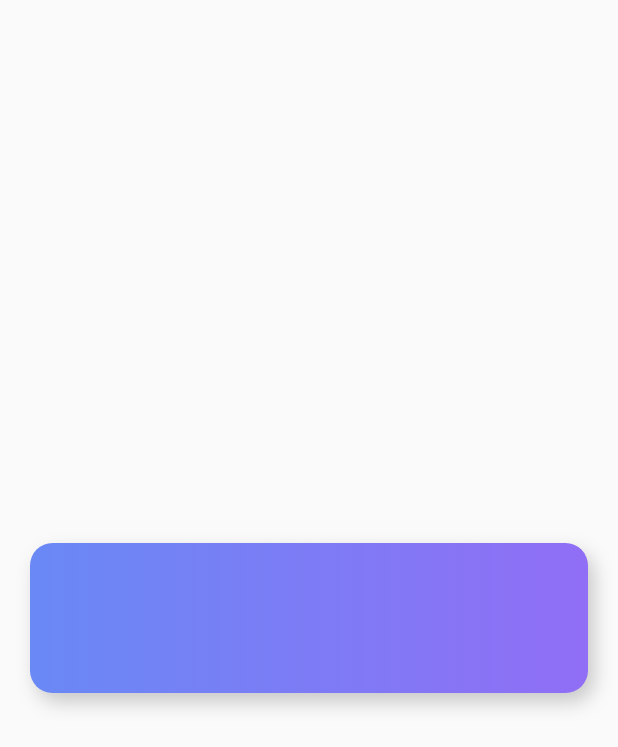
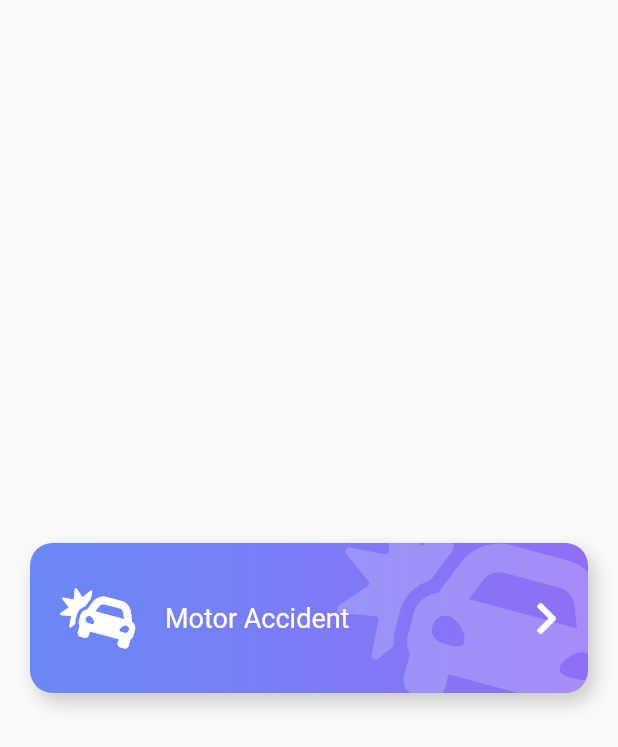
Before and after one commit to CristianX/BackgroundsCustomPainter, a Flutter app: the screen it shows after launch, on a phone screen of 412 x 824 dp. Shown: the top 747 px of the screen. Run offline on Flutter 3.47's test engine with Material 2 defaults, Android fonts, the phone set to English and light mode, and no system bars; our stand-ins replace flutter_svg, font_awesome_flutter.

Commit message:
Añadiendo información dentro del boton

```diff
--- a/lib/src/pages/emergency_page.dart
+++ b/lib/src/pages/emergency_page.dart
@@ -10,6 +10,7 @@ class EmergencyPage extends StatelessWidget {
   @override
   Widget build(BuildContext context) {
     return Scaffold(
+      // backgroundColor: Colors.red,
       body: Center(
         child: BotonGordo(),
       )
--- a/lib/src/widgets/boton_gordo.dart
+++ b/lib/src/widgets/boton_gordo.dart
@@ -1,10 +1,27 @@
 import 'package:flutter/material.dart';
+import 'package:font_awesome_flutter/font_awesome_flutter.dart';
 
 class BotonGordo extends StatelessWidget {
 
   @override
   Widget build(BuildContext context) {
-    return _BotonGordoBackground();
+    return Stack(
+      children: <Widget>[
+        _BotonGordoBackground(),
+
+        Row(
+          mainAxisAlignment: MainAxisAlignment.center,
+          children: <Widget>[
+            SizedBox( height: 140, width: 40.0 ),
+            FaIcon( FontAwesomeIcons.carCrash, color: Colors.white, size: 40.0 ),
+            SizedBox( width: 20.0 ),
+            Expanded(child: Text('Motor Accident', style: TextStyle( color: Colors.white, fontSize: 18.0 ))),
+            FaIcon( FontAwesomeIcons.chevronRight, color: Colors.white ),
+            SizedBox( width: 40 )
+          ],
+        )
+      ],
+    );
   }
 }
 
@@ -13,6 +30,21 @@ class _BotonGordoBackground extends StatelessWidget {
   @override
   Widget build(BuildContext context) {
     return Container(
+
+      // ClipRRect sirve para cortar los bordes de lo que está contenido
+      child: ClipRRect(
+        borderRadius: BorderRadius.circular(15),
+        child: Stack(
+          children: <Widget>[
+            Positioned(
+              right: -20.0,
+              top: -20.0,
+              child: FaIcon( FontAwesomeIcons.carCrash, size: 150.0, color: Colors.white.withOpacity(0.2)),
+            )
+          ],
+        ),
+      ),
+
       width: double.infinity,
       height: 100,
       margin: EdgeInsets.all( 20.0 ),
```
